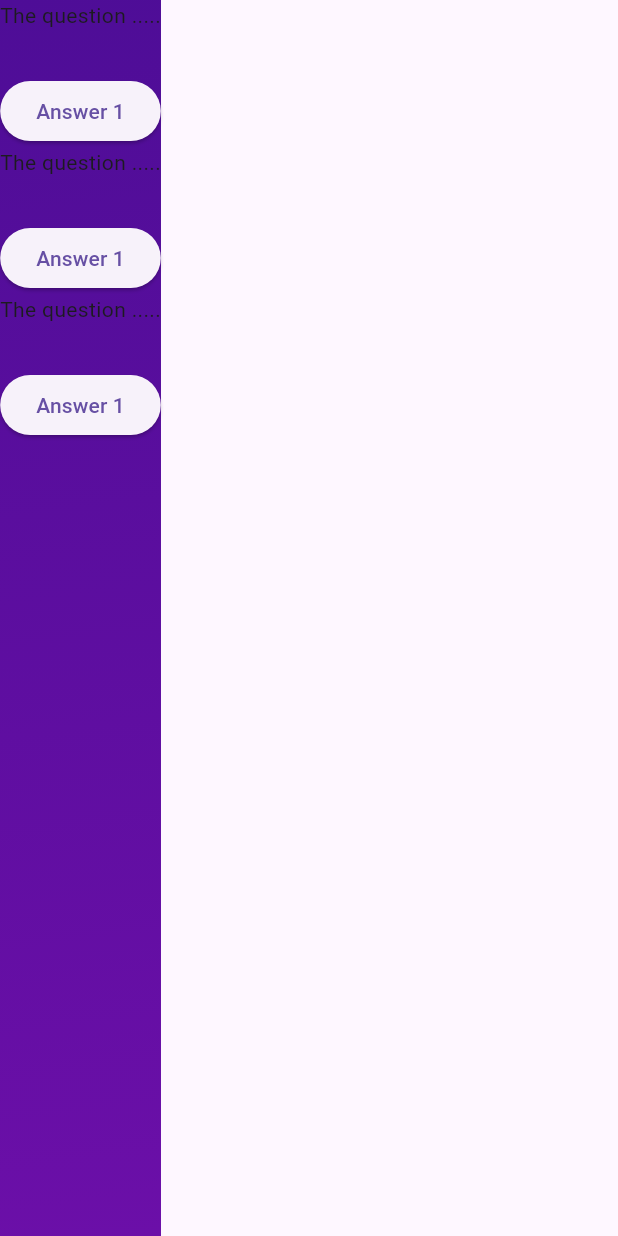
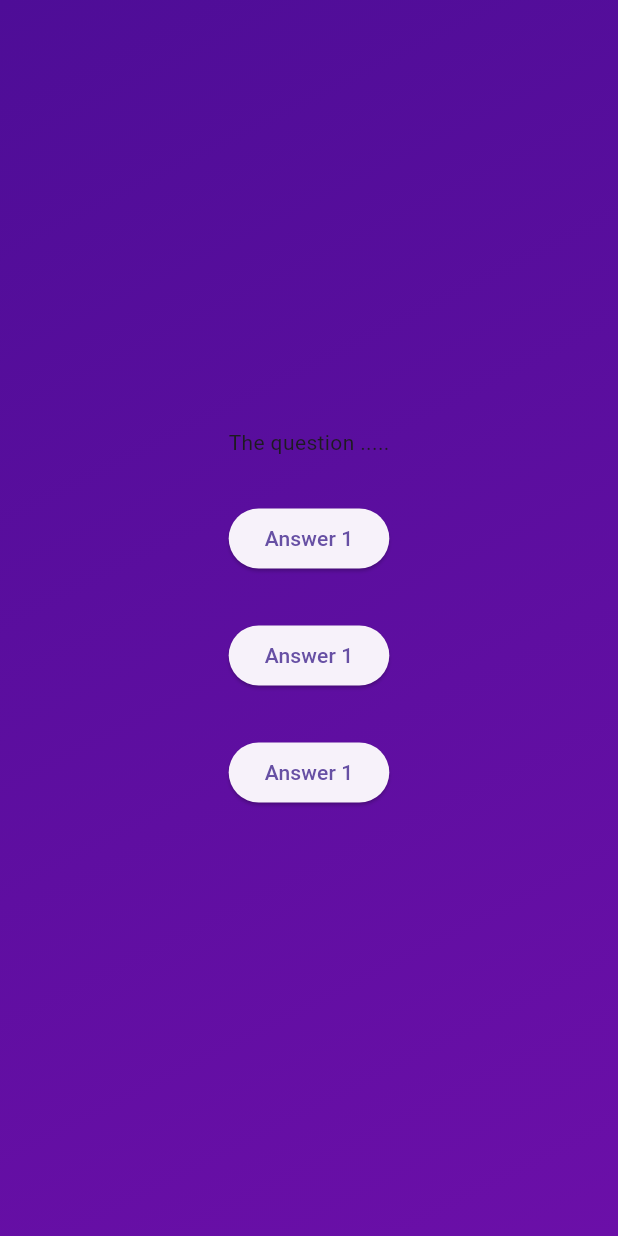
Before and after one commit to Emmanuel246/adv_basics, a Flutter app: the screen it shows after launch, after a tap on "Start Quiz", on a phone screen of 412 x 824 dp. Run offline on Flutter 3.47's test engine with Material 3 defaults, Android fonts, the phone set to English and light mode, and no system bars.

Commit message:
config columns

```diff
--- a/lib/question_screen.dart
+++ b/lib/question_screen.dart
@@ -12,21 +12,23 @@ class QuestionsScreen extends StatefulWidget {
 class _QuestionsScreenState extends State<QuestionsScreen> {
   @override
   Widget build(context) {
-    return Column(
+    return SizedBox(
+      width: double.infinity,
+      child: Column(
+        mainAxisAlignment: MainAxisAlignment.center,
         children: [
           const Text('The question .....'),
           const SizedBox(height: 30),
           ElevatedButton(onPressed: () {}, child: const Text('Answer 1')),
           /////////////
-      const Text('The question .....'),
           const SizedBox(height: 30),
           ElevatedButton(onPressed: () {}, child: const Text('Answer 1')),
           //////////////////////
-        const Text('The question .....'),
           const SizedBox(height: 30),
           ElevatedButton(onPressed: () {}, child: const Text('Answer 1')),
 
         ],
+      ),
     );
   }
 }
```
Lines whose indentation alone changed are shown as unchanged.
